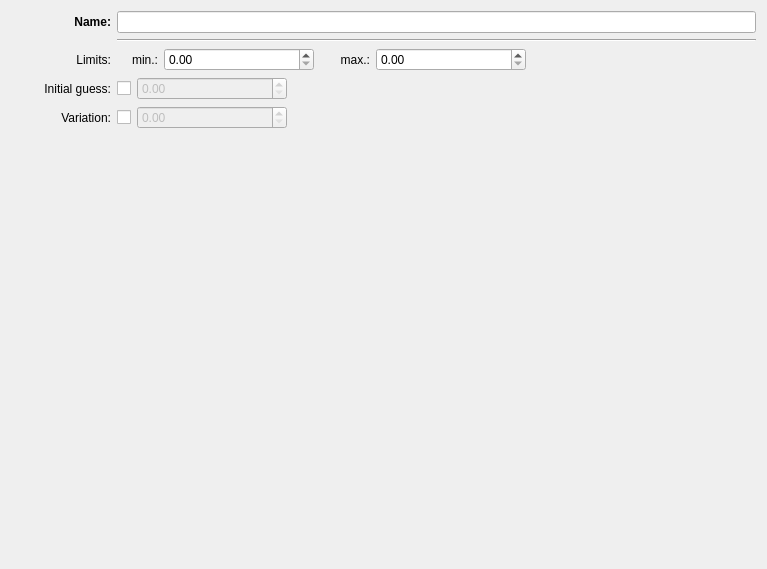
Qt form gui/redcrab/ui_parameter_module.ui (mmguillermo/QUDI) before a commit.
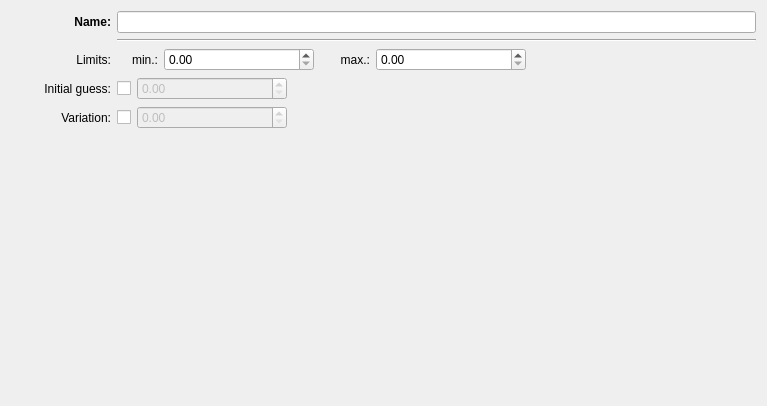
The same form after that commit.

Commit message: Added Button and resized windows

```diff
--- a/gui/redcrab/ui_parameter_module.ui
+++ b/gui/redcrab/ui_parameter_module.ui
@@ -7,7 +7,7 @@
     <x>0</x>
     <y>0</y>
     <width>767</width>
-    <height>569</height>
+    <height>406</height>
    </rect>
   </property>
   <property name="windowTitle">
```
The commit also changes 4 other files.
